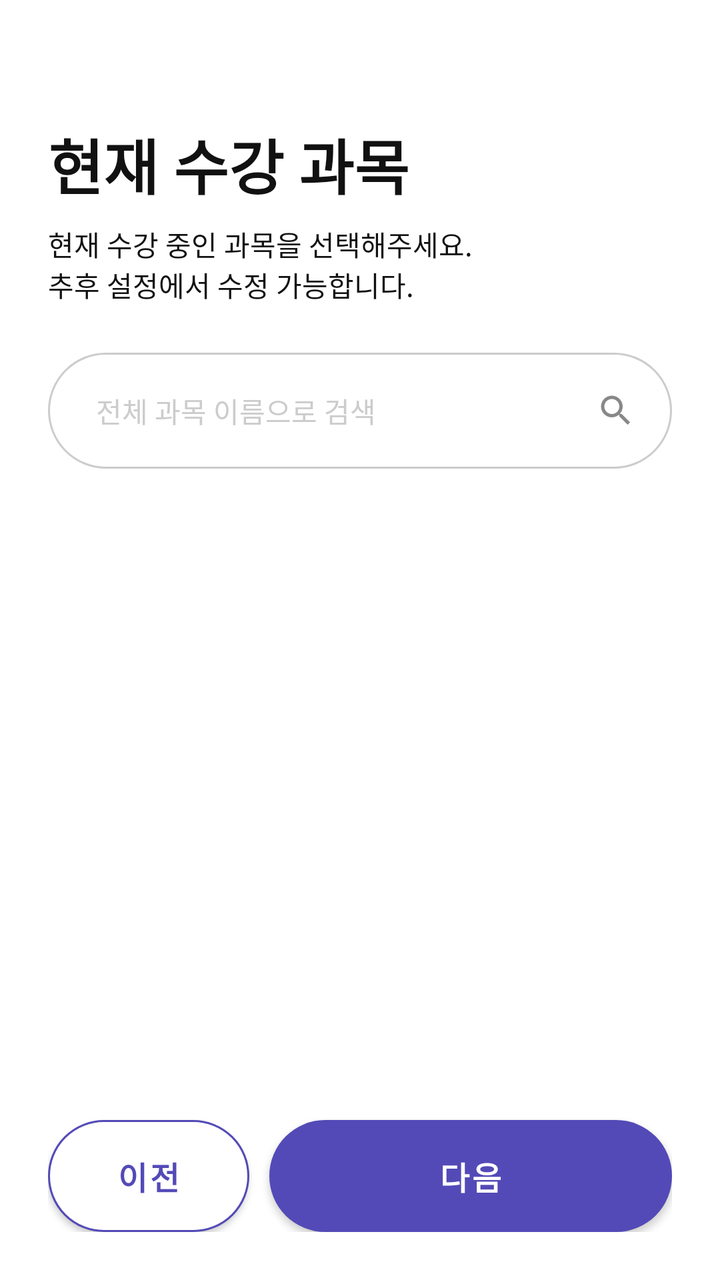
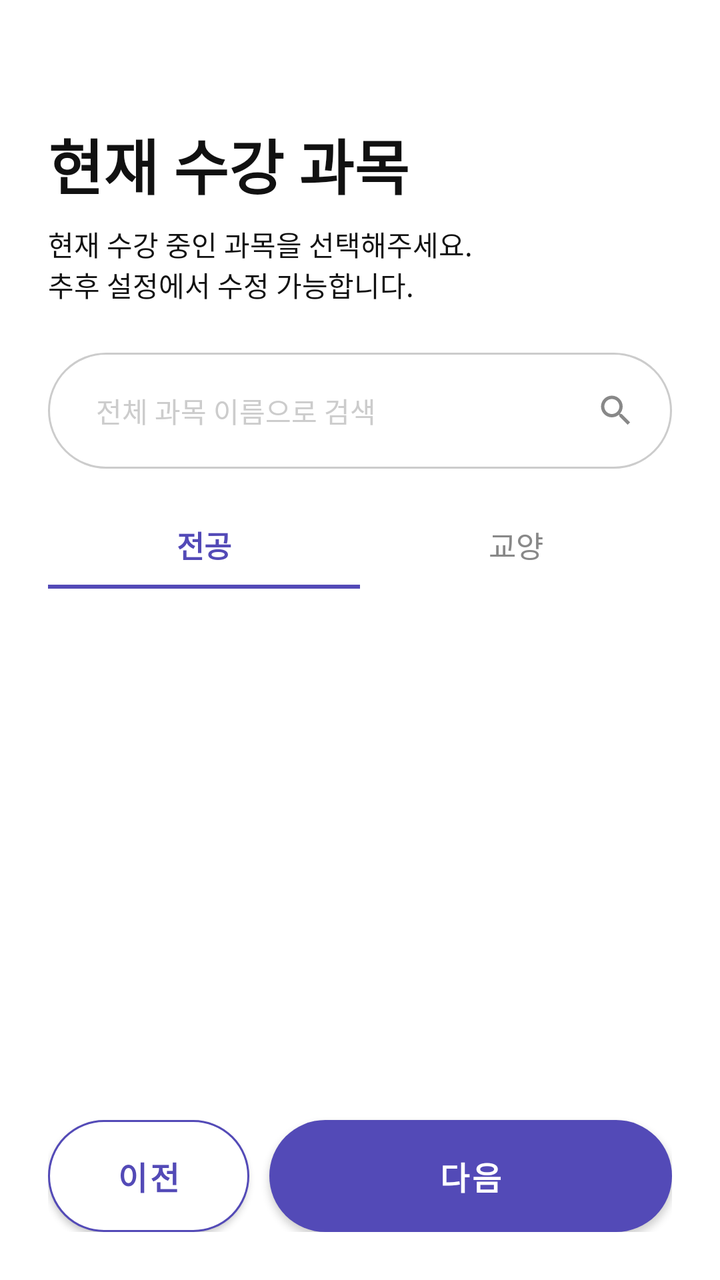

The first picture is an Android layout as it rendered before a commit; the second is the same layout after the commit. The layout source and the unified diff follow.
<!-- AndroidManifest.xml: application theme Theme.MJCN -->
<!-- res/layout/fragment_signup_step5.xml -->
<?xml version="1.0" encoding="utf-8"?>
<layout xmlns:android="http://schemas.android.com/apk/res/android"
    xmlns:app="http://schemas.android.com/apk/res-auto">

    <androidx.constraintlayout.widget.ConstraintLayout
        android:layout_width="match_parent"
        android:layout_height="match_parent"
        android:background="@color/background"
        android:paddingStart="24dp"
        android:paddingEnd="24dp"
        android:paddingTop="60dp"
        android:paddingBottom="24dp">

        <TextView
            android:id="@+id/tv_title"
            android:layout_width="wrap_content"
            android:layout_height="wrap_content"
            android:text="@string/signup_current_title"
            android:textColor="@color/text_primary"
            android:textSize="30sp"
            android:textStyle="bold"
            app:layout_constraintStart_toStartOf="parent"
            app:layout_constraintTop_toTopOf="parent" />

        <TextView
            android:id="@+id/tv_desc"
            android:layout_width="wrap_content"
            android:layout_height="wrap_content"
            android:layout_marginTop="8dp"
            android:text="@string/signup_current_desc"
            android:textColor="@color/text_primary"
            android:textSize="14sp"
            app:layout_constraintStart_toStartOf="parent"
            app:layout_constraintTop_toBottomOf="@id/tv_title" />

        <FrameLayout
            android:id="@+id/search_container"
            android:layout_width="0dp"
            android:layout_height="58dp"
            android:layout_marginTop="24dp"
            android:background="@drawable/bg_search_field"
            app:layout_constraintEnd_toEndOf="parent"
            app:layout_constraintStart_toStartOf="parent"
            app:layout_constraintTop_toBottomOf="@id/tv_desc">

            <EditText
                android:id="@+id/et_search"
                android:layout_width="match_parent"
                android:layout_height="match_parent"
                android:background="@android:color/transparent"
                android:hint="@string/signup_course_search_hint"
                android:imeOptions="actionSearch"
                android:inputType="text"
                android:maxLines="1"
                android:paddingStart="24dp"
                android:paddingEnd="48dp"
                android:textColor="@color/text_primary"
                android:textColorHint="@color/text_hint"
                android:textSize="14sp" />

            <ImageView
                android:id="@+id/iv_search"
                android:layout_width="20dp"
                android:layout_height="20dp"
                android:layout_gravity="end|center_vertical"
                android:layout_marginEnd="18dp"
                android:contentDescription="@null"
                android:src="@drawable/ic_search" />
        </FrameLayout>

        <androidx.recyclerview.widget.RecyclerView
            android:id="@+id/rv_selected_courses"
            android:layout_width="0dp"
            android:layout_height="wrap_content"
            android:layout_marginTop="12dp"
            android:clipToPadding="false"
            android:overScrollMode="never"
            android:visibility="gone"
            app:layout_constraintEnd_toEndOf="parent"
            app:layout_constraintStart_toStartOf="parent"
            app:layout_constraintTop_toBottomOf="@id/search_container" />

        <androidx.recyclerview.widget.RecyclerView
            android:id="@+id/rv_courses"
            android:layout_width="0dp"
            android:layout_height="0dp"
            android:layout_marginTop="16dp"
            android:layout_marginBottom="16dp"
            android:clipToPadding="false"
            android:overScrollMode="never"
            app:layout_constraintBottom_toTopOf="@id/btn_prev"
            app:layout_constraintEnd_toEndOf="parent"
            app:layout_constraintStart_toStartOf="parent"
            app:layout_constraintTop_toBottomOf="@id/rv_selected_courses" />

        <Button
            android:id="@+id/btn_prev"
            android:layout_width="0dp"
            android:layout_height="56dp"
            android:layout_marginEnd="10dp"
            android:background="@drawable/bg_btn_outline"
            android:text="@string/prev"
            android:textColor="@color/primary"
            android:textSize="16sp"
            android:textStyle="bold"
            app:backgroundTint="@null"
            app:layout_constraintBottom_toBottomOf="parent"
            app:layout_constraintEnd_toStartOf="@id/btn_next"
            app:layout_constraintHorizontal_chainStyle="spread"
            app:layout_constraintHorizontal_weight="1"
            app:layout_constraintStart_toStartOf="parent" />

        <Button
            android:id="@+id/btn_next"
            android:layout_width="0dp"
            android:layout_height="56dp"
            android:background="@drawable/bg_btn_primary"
            android:text="@string/next"
            android:textColor="@color/white"
            android:textSize="16sp"
            android:textStyle="bold"
            app:layout_constraintBottom_toBottomOf="parent"
            app:layout_constraintEnd_toEndOf="parent"
            app:layout_constraintHorizontal_weight="2"
            app:layout_constraintStart_toEndOf="@id/btn_prev" />

    </androidx.constraintlayout.widget.ConstraintLayout>

</layout>
<!-- resources referenced by this layout -->
<resources>
  <color name="background">#FFFFFF</color>
  <color name="primary">#534AB7</color>
  <color name="text_hint">#CCCCCC</color>
  <color name="text_primary">#111111</color>
  <color name="white">#FFFFFFFF</color>
  <!-- drawable bg_btn_outline (drawable) -->
  <?xml version="1.0" encoding="utf-8"?>
  <shape xmlns:android="http://schemas.android.com/apk/res/android"
      android:shape="rectangle">
      <solid android:color="@color/white"/>
      <stroke
          android:width="1dp"
          android:color="@color/primary"/>
      <corners android:radius="200dp"/>
  </shape>
  <!-- drawable bg_btn_primary (drawable) -->
  <?xml version="1.0" encoding="utf-8"?>
  <selector xmlns:android="http://schemas.android.com/apk/res/android">
      <item android:state_enabled="false">
          <shape android:shape="rectangle">
              <solid android:color="@color/btn_primary_disabled" />
              <corners android:radius="200dp" />
          </shape>
      </item>
      <item android:state_pressed="true">
          <shape android:shape="rectangle">
              <solid android:color="@color/primary_dark" />
              <corners android:radius="200dp" />
          </shape>
      </item>
      <item>
          <shape android:shape="rectangle">
              <solid android:color="@color/btn_primary" />
              <corners android:radius="200dp" />
          </shape>
      </item>
  </selector>
  <!-- drawable bg_search_field (drawable) -->
  <?xml version="1.0" encoding="utf-8"?>
  <shape xmlns:android="http://schemas.android.com/apk/res/android"
      android:shape="rectangle">
      <solid android:color="@color/white" />
      <stroke
          android:width="1dp"
          android:color="#CCCCCC" />
      <corners android:radius="100dp" />
  </shape>
  <!-- drawable ic_search (drawable) -->
  <vector xmlns:android="http://schemas.android.com/apk/res/android"
      android:width="24dp"
      android:height="24dp"
      android:viewportWidth="24"
      android:viewportHeight="24">
      <path
          android:fillColor="#888888"
          android:pathData="M15.5,14h-0.79l-0.28,-0.27C15.41,12.59 16,11.11 16,9.5 16,5.91 13.09,3 9.5,3S3,5.91 3,9.5 5.91,16 9.5,16c1.61,0 3.09,-0.59 4.23,-1.57l0.27,0.28v0.79l5,4.99L20.49,19l-4.99,-5zM9.5,14C7.01,14 5,11.99 5,9.5S7.01,5 9.5,5 14,7.01 14,9.5 11.99,14 9.5,14z" />
  </vector>
  <string name="next">다음</string>
  <string name="prev">이전</string>
  <string name="signup_course_search_hint">전체 과목 이름으로 검색</string>
  <string name="signup_current_desc">현재 수강 중인 과목을 선택해주세요.\n추후 설정에서 수정 가능합니다.</string>
  <string name="signup_current_title">현재 수강 과목</string>
  <style name="Theme.MJCN" parent="Theme.MaterialComponents.Light.NoActionBar">
          <item name="colorPrimary">@color/primary</item>
          <item name="colorPrimaryVariant">@color/primary_dark</item>
          <item name="colorOnPrimary">@color/text_on_primary</item>
          <item name="colorSecondary">@color/primary_light</item>
          <item name="colorOnSecondary">@color/primary</item>
          <item name="android:colorBackground">@color/background</item>
          <item name="android:statusBarColor">@color/background</item>
          <item name="android:windowLightStatusBar" tools:targetApi="m">true</item>
          <item name="android:navigationBarColor">@color/background</item>
      </style>
  <color name="btn_primary_disabled">#D0D0D0</color>
  <color name="primary_dark">#4A3FB8</color>
  <color name="btn_primary">#534AB7</color>
  <color name="text_on_primary">#FFFFFF</color>
  <color name="primary_light">#EEF0FF</color>
</resources>

<!-- the commit's change to res/layout/fragment_signup_step5.xml (unified diff, before → after) -->
@@ -68,17 +68,83 @@
                 android:src="@drawable/ic_search" />
         </FrameLayout>
 
+        
+        <LinearLayout
+            android:id="@+id/tab_bar"
+            android:layout_width="0dp"
+            android:layout_height="44dp"
+            android:layout_marginTop="16dp"
+            android:orientation="horizontal"
+            app:layout_constraintTop_toBottomOf="@id/search_container"
+            app:layout_constraintStart_toStartOf="parent"
+            app:layout_constraintEnd_toEndOf="parent">
+
+            <FrameLayout
+                android:id="@+id/tab_major"
+                android:layout_width="0dp"
+                android:layout_height="match_parent"
+                android:layout_weight="1"
+                android:clickable="true"
+                android:focusable="true">
+
+                <TextView
+                    android:id="@+id/tv_tab_major"
+                    android:layout_width="wrap_content"
+                    android:layout_height="wrap_content"
+                    android:layout_gravity="center"
+                    android:fontFamily="@font/pretendard_bold"
+                    android:text="@string/course_tab_major"
+                    android:textColor="@color/point_color1"
+                    android:textSize="15sp"
+                    android:textStyle="bold" />
+
+                <View
+                    android:id="@+id/indicator_major"
+                    android:layout_width="match_parent"
+                    android:layout_height="2dp"
+                    android:layout_gravity="bottom"
+                    android:background="@color/point_color1" />
+            </FrameLayout>
+
+            <FrameLayout
+                android:id="@+id/tab_liberal"
+                android:layout_width="0dp"
+                android:layout_height="match_parent"
+                android:layout_weight="1"
+                android:clickable="true"
+                android:focusable="true">
+
+                <TextView
+                    android:id="@+id/tv_tab_liberal"
+                    android:layout_width="wrap_content"
+                    android:layout_height="wrap_content"
+                    android:layout_gravity="center"
+                    android:fontFamily="@font/pretendard_medium"
+                    android:text="@string/course_tab_liberal"
+                    android:textColor="@color/font_color2"
+                    android:textSize="15sp" />
+
+                <View
+                    android:id="@+id/indicator_liberal"
+                    android:layout_width="match_parent"
+                    android:layout_height="2dp"
+                    android:layout_gravity="bottom"
+                    android:background="@color/point_color1"
+                    android:visibility="invisible" />
+            </FrameLayout>
+        </LinearLayout>
+
         <androidx.recyclerview.widget.RecyclerView
             android:id="@+id/rv_selected_courses"
             android:layout_width="0dp"
             android:layout_height="wrap_content"
-            android:layout_marginTop="12dp"
+            android:layout_marginTop="8dp"
             android:clipToPadding="false"
             android:overScrollMode="never"
             android:visibility="gone"
             app:layout_constraintEnd_toEndOf="parent"
             app:layout_constraintStart_toStartOf="parent"
-            app:layout_constraintTop_toBottomOf="@id/search_container" />
+            app:layout_constraintTop_toBottomOf="@id/tab_bar" />
 
         <androidx.recyclerview.widget.RecyclerView
             android:id="@+id/rv_courses"
<!-- resource entries referenced after the edit -->
@@ -1,6 +1,8 @@
 <!-- resources referenced by this layout -->
 <resources>
   <color name="background">#FFFFFF</color>
+  <color name="font_color2">#888888</color>
+  <color name="point_color1">#534AB7</color>
   <color name="primary">#534AB7</color>
   <color name="text_hint">#CCCCCC</color>
   <color name="text_primary">#111111</color>
@@ -57,6 +59,8 @@
           android:fillColor="#888888"
           android:pathData="M15.5,14h-0.79l-0.28,-0.27C15.41,12.59 16,11.11 16,9.5 16,5.91 13.09,3 9.5,3S3,5.91 3,9.5 5.91,16 9.5,16c1.61,0 3.09,-0.59 4.23,-1.57l0.27,0.28v0.79l5,4.99L20.49,19l-4.99,-5zM9.5,14C7.01,14 5,11.99 5,9.5S7.01,5 9.5,5 14,7.01 14,9.5 11.99,14 9.5,14z" />
   </vector>
+  <string name="course_tab_liberal">교양</string>
+  <string name="course_tab_major">전공</string>
   <string name="next">다음</string>
   <string name="prev">이전</string>
   <string name="signup_course_search_hint">전체 과목 이름으로 검색</string>
